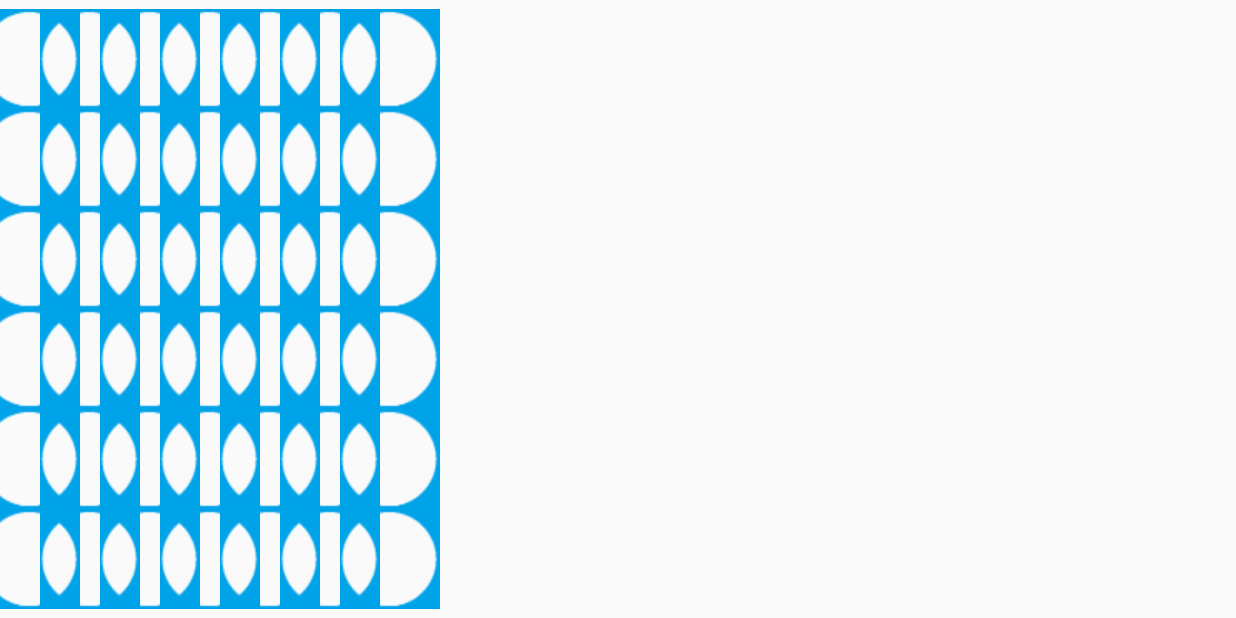
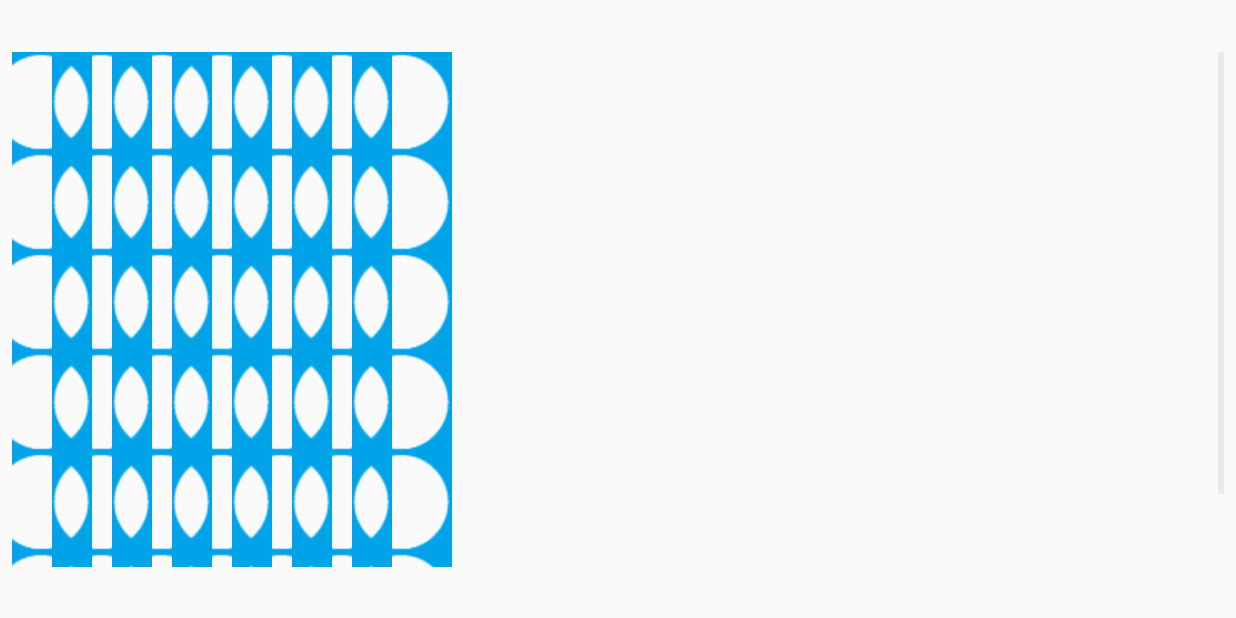
Before and after one commit to SSBB231/Connect4App, an Android app: the PlayGame screen opened directly, with no data from a screen before it, on a phone screen of 824 x 412 dp (held sideways). Run offline under Robolectric (Android 15) with nearby library versions, the phone set to English and light mode, and no system bars.

Commit message:
Messed around with PlayGame xml

```diff
--- a/app/src/main/res/layout/activity_play_game.xml
+++ b/app/src/main/res/layout/activity_play_game.xml
@@ -6,18 +6,25 @@
     android:layout_height="match_parent"
     tools:context="com.example.ssbb231.connect4.MainActivity">
 
-    <GridView xmlns:android="http://schemas.android.com/apk/res/android"
+    <!--android:layout_width="541dp"-->
+    <!--android:layout_height="285dp"-->
+
+    <GridView
         android:id="@+id/gridview"
-        android:layout_width="wrap_content"
-        android:layout_height="wrap_content"
+        android:layout_width="0dp"
+        android:layout_height="343dp"
         android:columnWidth="40dp"
+        android:gravity="center"
+        android:horizontalSpacing="0dp"
         android:numColumns="7"
+        android:stretchMode="none"
         android:verticalSpacing="0dp"
-        android:horizontalSpacing="0dp"
-        android:stretchMode="none"
-        android:gravity="center"
-        app:layout_constraintBottom_toBottomOf="parent"
         app:layout_constraintRight_toRightOf="parent"
         app:layout_constraintLeft_toLeftOf="parent"
-        app:layout_constraintTop_toTopOf="parent"/>
+        app:layout_constraintTop_toTopOf="parent"
+        android:layout_marginTop="8dp"
+        app:layout_constraintBottom_toBottomOf="parent"
+        android:layout_marginBottom="8dp"
+        android:layout_marginRight="8dp"
+        android:layout_marginLeft="8dp" />
 </android.support.constraint.ConstraintLayout>
```
